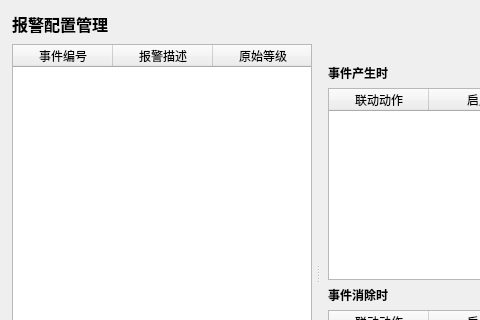
Above: frontend/alarm_catalog_widget.ui from ff-fishcodes/EventMgr before the change; both pictures show x 0 to 480 and y 0 to 320 of the 640 by 568 pixel window. Below: the same form after it.
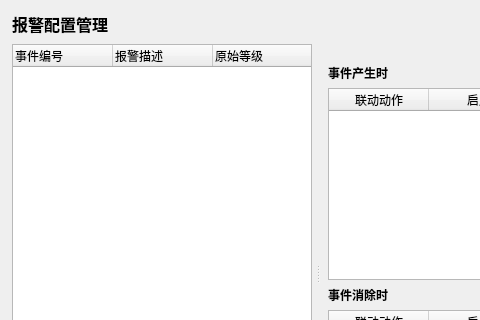
That is the form after the change.

Commit message:
feat: 报警配置按设备名分组，使用 QTreeWidget 树形展示
catalogTable (QTableWidget) -> catalogTree (QTreeWidget)，按事件 ID 第一段
（设备名/模块名）分组，展开/折叠可快速索引不同模块的报警定义

```diff
--- a/frontend/alarm_catalog_widget.ui
+++ b/frontend/alarm_catalog_widget.ui
@@ -63,7 +63,7 @@
         <number>0</number>
        </property>
        <item>
-        <widget class="QTableWidget" name="catalogTable">
+        <widget class="QTreeWidget" name="catalogTree">
          <property name="editTriggers">
           <set>QAbstractItemView::NoEditTriggers</set>
          </property>
@@ -79,14 +79,14 @@
          <property name="alternatingRowColors">
           <bool>true</bool>
          </property>
-         <property name="showGrid">
-          <bool>false</bool>
+         <property name="rootIsDecorated">
+          <bool>true</bool>
          </property>
-         <attribute name="horizontalHeaderStretchLastSection">
+         <attribute name="headerStretchLastSection">
           <bool>false</bool>
          </attribute>
-         <attribute name="verticalHeaderVisible">
-          <bool>false</bool>
+         <attribute name="headerVisible">
+          <bool>true</bool>
          </attribute>
          <column>
           <property name="text">
```
The commit also changes 2 other files.
